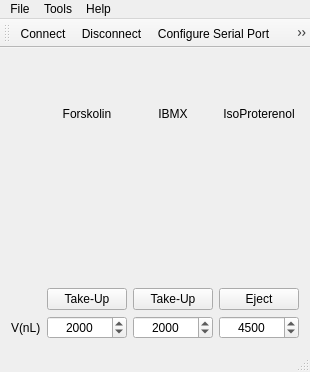
This is mainwindow.ui in rharkes/Injector_GUI as Qt 5 draws it before an edit. The edited form follows.
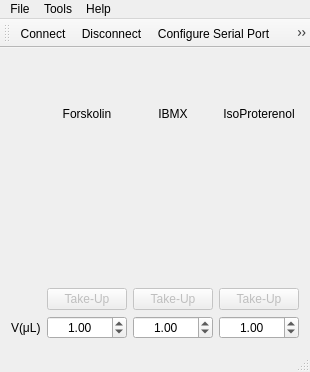
This is the edited form. Icons and pictures are not drawn.

Patch:
```diff
--- a/mainwindow.ui
+++ b/mainwindow.ui
@@ -22,6 +22,9 @@
      <layout class="QGridLayout" name="gridLayout">
       <item row="2" column="1">
        <widget class="QPushButton" name="inj1Button">
+        <property name="enabled">
+         <bool>false</bool>
+        </property>
         <property name="text">
          <string>Take-Up</string>
         </property>
@@ -91,8 +94,11 @@
       </item>
       <item row="2" column="3">
        <widget class="QPushButton" name="inj3Button">
+        <property name="enabled">
+         <bool>false</bool>
+        </property>
         <property name="text">
-         <string>Eject</string>
+         <string>Take-Up</string>
         </property>
         <property name="checkable">
          <bool>true</bool>
@@ -114,6 +120,9 @@
       </item>
       <item row="2" column="2">
        <widget class="QPushButton" name="inj2Button">
+        <property name="enabled">
+         <bool>false</bool>
+        </property>
         <property name="text">
          <string>Take-Up</string>
         </property>
@@ -125,47 +134,47 @@
         </property>
        </widget>
       </item>
-      <item row="3" column="1">
-       <widget class="QSpinBox" name="inj1Volume">
-        <property name="alignment">
-         <set>Qt::AlignCenter</set>
-        </property>
-        <property name="maximum">
-         <number>1000000</number>
-        </property>
-        <property name="singleStep">
-         <number>100</number>
-        </property>
-        <property name="value">
-         <number>2000</number>
-        </property>
-       </widget>
-      </item>
       <item row="3" column="0">
        <widget class="QLabel" name="label">
         <property name="text">
-         <string>V(nL)</string>
+         <string>V(μL)</string>
+        </property>
+       </widget>
+      </item>
+      <item row="3" column="1">
+       <widget class="QDoubleSpinBox" name="inj1Volume">
+        <property name="alignment">
+         <set>Qt::AlignCenter</set>
+        </property>
+        <property name="maximum">
+         <double>10.000000000000000</double>
+        </property>
+        <property name="singleStep">
+         <double>0.100000000000000</double>
+        </property>
+        <property name="value">
+         <double>1.000000000000000</double>
         </property>
        </widget>
       </item>
       <item row="3" column="2">
-       <widget class="QSpinBox" name="inj2Volume">
+       <widget class="QDoubleSpinBox" name="inj2Volume">
         <property name="alignment">
          <set>Qt::AlignCenter</set>
         </property>
         <property name="maximum">
-         <number>1000000</number>
+         <double>10.000000000000000</double>
         </property>
         <property name="singleStep">
          <number>100</number>
         </property>
         <property name="value">
-         <number>2000</number>
+         <double>1.000000000000000</double>
         </property>
        </widget>
       </item>
       <item row="3" column="3">
-       <widget class="QSpinBox" name="inj3Volume">
+       <widget class="QDoubleSpinBox" name="inj3Volume">
         <property name="enabled">
          <bool>true</bool>
         </property>
@@ -173,13 +182,13 @@
          <set>Qt::AlignCenter</set>
         </property>
         <property name="maximum">
-         <number>1000000</number>
+         <double>10.000000000000000</double>
         </property>
         <property name="singleStep">
          <number>100</number>
         </property>
         <property name="value">
-         <number>4500</number>
+         <double>1.000000000000000</double>
         </property>
        </widget>
       </item>
```
Left out of the diff: 4 changed lines with no effect on the pictures.
